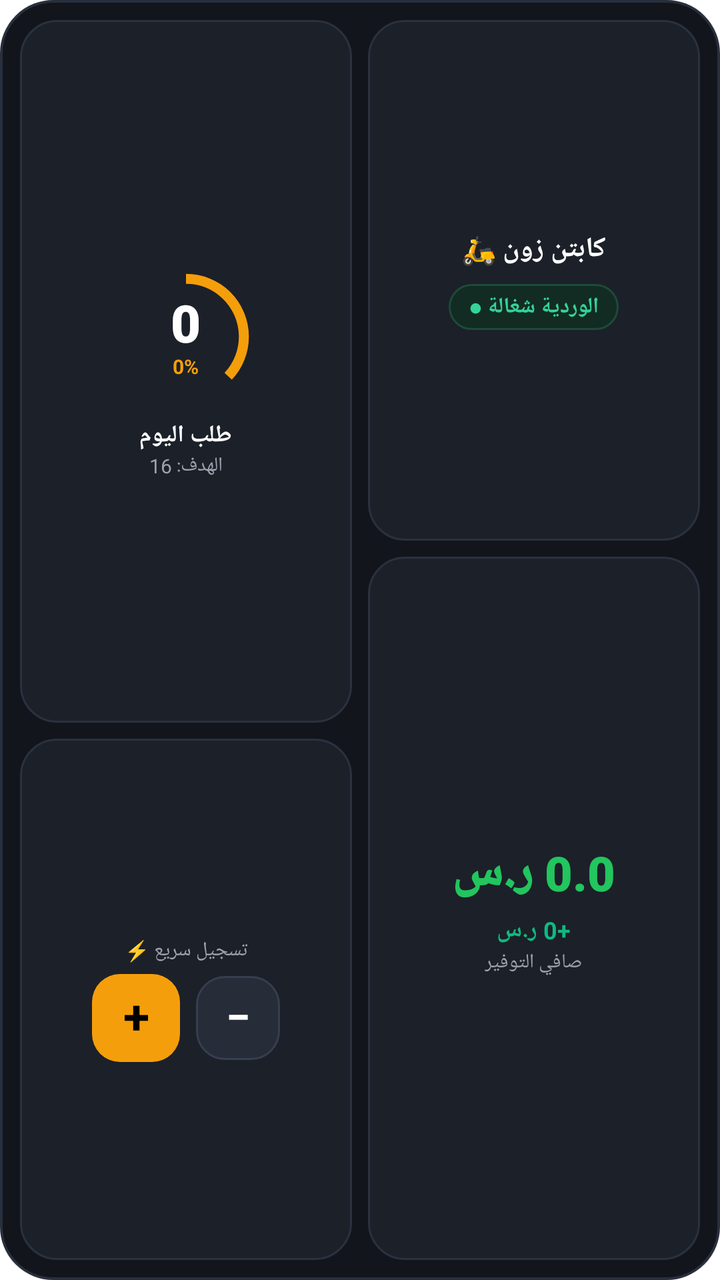
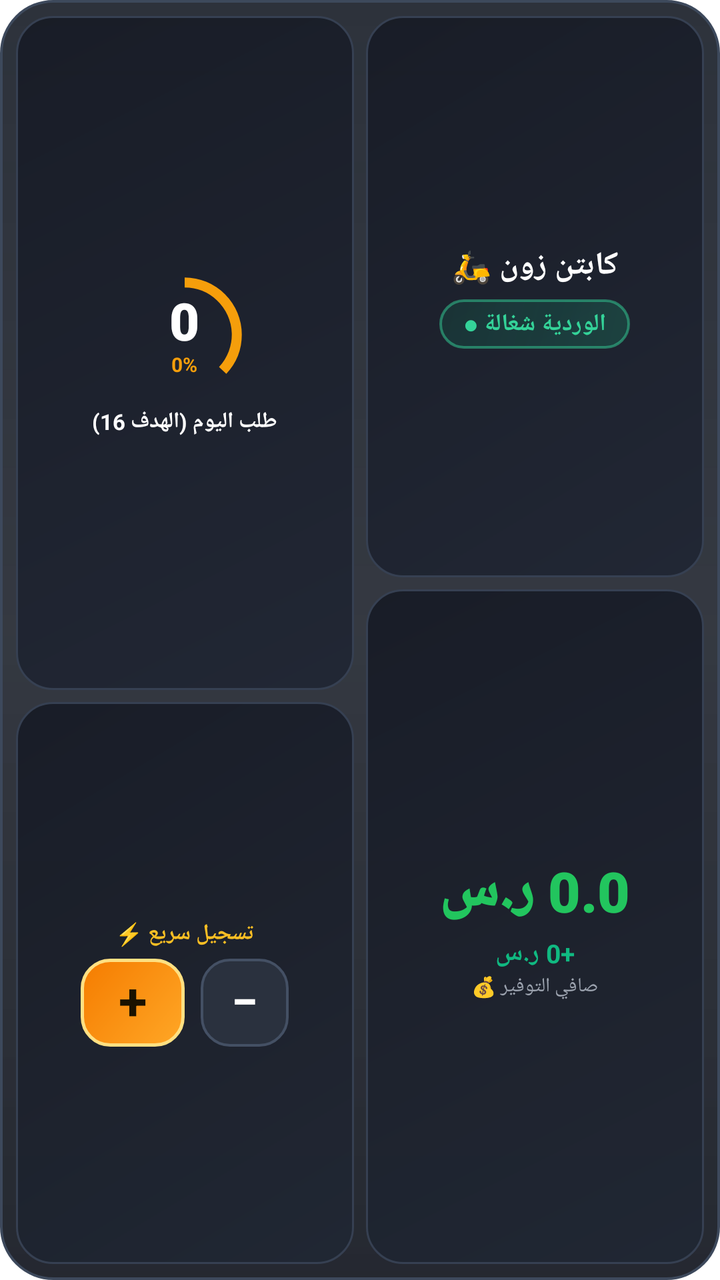

Before-and-after screenshots of an Android layout around one commit, followed by the original layout XML and the change that was made.
<!-- AndroidManifest.xml: fallback theme Theme.MaterialComponents.DayNight.NoActionBar -->
<!-- res/layout/order_widget.xml -->
<?xml version="1.0" encoding="utf-8"?>
<LinearLayout xmlns:android="http://schemas.android.com/apk/res/android"
    android:id="@+id/bento_widget_root"
    android:layout_width="match_parent"
    android:layout_height="match_parent"
    android:background="@drawable/bg_bento_container"
    android:orientation="horizontal"
    android:layoutDirection="ltr"
    android:padding="10dp">

    
    <LinearLayout
        android:id="@+id/bento_col_left"
        android:layout_width="0dp"
        android:layout_height="match_parent"
        android:layout_marginRight="8dp"
        android:layout_marginEnd="8dp"
        android:layout_weight="1"
        android:orientation="vertical">

        
        <LinearLayout
            android:id="@+id/bento_tile_ring"
            android:layout_width="match_parent"
            android:layout_height="0dp"
            android:layout_weight="1.35"
            android:background="@drawable/bg_bento_tile"
            android:gravity="center"
            android:orientation="vertical"
            android:padding="8dp">

            <FrameLayout
                android:layout_width="74dp"
                android:layout_height="74dp">

                <ProgressBar
                    android:id="@+id/pb_bento_ring"
                    style="?android:attr/progressBarStyleHorizontal"
                    android:layout_width="match_parent"
                    android:layout_height="match_parent"
                    android:indeterminate="false"
                    android:max="100"
                    android:progress="37"
                    android:progressDrawable="@drawable/ring_progress_amber" />

                <LinearLayout
                    android:layout_width="match_parent"
                    android:layout_height="match_parent"
                    android:gravity="center"
                    android:orientation="vertical">

                    <TextView
                        android:id="@+id/tv_bento_orders_count"
                        android:layout_width="wrap_content"
                        android:layout_height="wrap_content"
                        android:fontFamily="sans-serif-black"
                        android:includeFontPadding="false"
                        android:text="0"
                        android:textColor="@color/bento_text_primary"
                        android:textSize="26sp"
                        android:textStyle="bold" />

                    <TextView
                        android:id="@+id/tv_bento_progress_percent"
                        android:layout_width="wrap_content"
                        android:layout_height="wrap_content"
                        android:includeFontPadding="false"
                        android:text="0%"
                        android:textColor="@color/bento_amber"
                        android:textSize="10sp"
                        android:textStyle="bold" />
                </LinearLayout>
            </FrameLayout>

            <TextView
                android:layout_width="wrap_content"
                android:layout_height="wrap_content"
                android:layout_marginTop="4dp"
                android:fontFamily="sans-serif-medium"
                android:text="طلب اليوم"
                android:textColor="@color/bento_text_primary"
                android:textSize="12sp"
                android:textStyle="bold" />

            <TextView
                android:id="@+id/tv_bento_target_goal"
                android:layout_width="wrap_content"
                android:layout_height="wrap_content"
                android:text="الهدف: 16"
                android:textColor="@color/bento_text_secondary"
                android:textSize="10sp" />
        </LinearLayout>

        
        <LinearLayout
            android:id="@+id/bento_tile_actions"
            android:layout_width="match_parent"
            android:layout_height="0dp"
            android:layout_marginTop="8dp"
            android:layout_weight="1.0"
            android:background="@drawable/bg_bento_tile"
            android:gravity="center"
            android:orientation="vertical"
            android:padding="6dp">

            <TextView
                android:layout_width="wrap_content"
                android:layout_height="wrap_content"
                android:text="تسجيل سريع ⚡"
                android:textColor="@color/bento_text_secondary"
                android:textSize="10sp" />

            <LinearLayout
                android:layout_width="wrap_content"
                android:layout_height="wrap_content"
                android:layout_marginTop="5dp"
                android:gravity="center_vertical"
                android:orientation="horizontal">

                <TextView
                    android:id="@+id/btn_bento_increment"
                    android:layout_width="44dp"
                    android:layout_height="44dp"
                    android:background="@drawable/btn_bento_plus"
                    android:gravity="center"
                    android:includeFontPadding="false"
                    android:text="+"
                    android:textColor="#000000"
                    android:textSize="24sp"
                    android:textStyle="bold" />

                <TextView
                    android:id="@+id/btn_bento_decrement"
                    android:layout_width="42dp"
                    android:layout_height="42dp"
                    android:layout_marginLeft="8dp"
                    android:layout_marginStart="8dp"
                    android:background="@drawable/btn_bento_minus"
                    android:gravity="center"
                    android:includeFontPadding="false"
                    android:text="−"
                    android:textColor="@color/bento_text_primary"
                    android:textSize="22sp"
                    android:textStyle="bold" />
            </LinearLayout>
        </LinearLayout>
    </LinearLayout>

    
    <LinearLayout
        android:id="@+id/bento_col_right"
        android:layout_width="0dp"
        android:layout_height="match_parent"
        android:layout_weight="1"
        android:orientation="vertical">

        
        <LinearLayout
            android:id="@+id/bento_tile_header"
            android:layout_width="match_parent"
            android:layout_height="0dp"
            android:layout_weight="1.0"
            android:background="@drawable/bg_bento_tile"
            android:gravity="center"
            android:orientation="vertical"
            android:padding="8dp">

            <TextView
                android:layout_width="wrap_content"
                android:layout_height="wrap_content"
                android:fontFamily="sans-serif-bold"
                android:text="كابتن زون 🛵"
                android:textColor="@color/bento_text_primary"
                android:textSize="14sp"
                android:textStyle="bold" />

            <TextView
                android:id="@+id/tv_bento_shift_status"
                android:layout_width="wrap_content"
                android:layout_height="wrap_content"
                android:layout_marginTop="8dp"
                android:background="@drawable/bg_bento_shift_pill"
                android:paddingLeft="10dp"
                android:paddingRight="10dp"
                android:paddingTop="4dp"
                android:paddingBottom="4dp"
                android:text="الوردية شغالة ●"
                android:textColor="@color/bento_pill_text"
                android:textSize="11sp"
                android:textStyle="bold" />
        </LinearLayout>

        
        <LinearLayout
            android:id="@+id/bento_tile_earnings"
            android:layout_width="match_parent"
            android:layout_height="0dp"
            android:layout_marginTop="8dp"
            android:layout_weight="1.35"
            android:background="@drawable/bg_bento_tile"
            android:gravity="center"
            android:orientation="vertical"
            android:padding="8dp">

            <TextView
                android:id="@+id/tv_bento_today_income"
                android:layout_width="wrap_content"
                android:layout_height="wrap_content"
                android:fontFamily="sans-serif-black"
                android:includeFontPadding="false"
                android:text="0.0 ر.س"
                android:textColor="@color/bento_green_earnings"
                android:textSize="24sp"
                android:textStyle="bold" />

            <TextView
                android:id="@+id/tv_bento_total_savings"
                android:layout_width="wrap_content"
                android:layout_height="wrap_content"
                android:layout_marginTop="4dp"
                android:text="+0 ر.س"
                android:textColor="@color/bento_green_savings"
                android:textSize="12sp"
                android:textStyle="bold" />

            <TextView
                android:layout_width="wrap_content"
                android:layout_height="wrap_content"
                android:layout_marginTop="1dp"
                android:text="صافي التوفير"
                android:textColor="@color/bento_text_secondary"
                android:textSize="10sp" />
        </LinearLayout>
    </LinearLayout>
</LinearLayout>
<!-- resources referenced by this layout -->
<resources>
  <color name="bento_amber">#F59E0B</color>
  <color name="bento_green_earnings">#22C55E</color>
  <color name="bento_green_savings">#10B981</color>
  <color name="bento_pill_text">#34D399</color>
  <color name="bento_text_primary">#FFFFFF</color>
  <color name="bento_text_secondary">#9CA3AF</color>
  <!-- drawable bg_bento_container (drawable) -->
  <?xml version="1.0" encoding="utf-8"?>
  <shape xmlns:android="http://schemas.android.com/apk/res/android"
      android:shape="rectangle">
      <solid android:color="@color/bento_container_bg" />
      <corners android:radius="26dp" />
      <stroke
          android:width="1.2dp"
          android:color="@color/bento_container_border" />
  </shape>
  <!-- drawable bg_bento_shift_pill (drawable) -->
  <?xml version="1.0" encoding="utf-8"?>
  <shape xmlns:android="http://schemas.android.com/apk/res/android"
      android:shape="rectangle">
      <solid android:color="@color/bento_pill_bg" />
      <corners android:radius="14dp" />
      <stroke
          android:width="1dp"
          android:color="@color/bento_pill_border" />
  </shape>
  <!-- drawable bg_bento_tile (drawable) -->
  <?xml version="1.0" encoding="utf-8"?>
  <shape xmlns:android="http://schemas.android.com/apk/res/android"
      android:shape="rectangle">
      <solid android:color="@color/bento_tile_bg" />
      <corners android:radius="18dp" />
      <stroke
          android:width="1dp"
          android:color="@color/bento_tile_border" />
  </shape>
  <!-- drawable btn_bento_minus (drawable) -->
  <?xml version="1.0" encoding="utf-8"?>
  <shape xmlns:android="http://schemas.android.com/apk/res/android"
      android:shape="rectangle">
      <solid android:color="@color/bento_btn_minus_bg" />
      <corners android:radius="14dp" />
      <stroke
          android:width="1dp"
          android:color="@color/bento_btn_minus_border" />
  </shape>
  <!-- drawable btn_bento_plus (drawable) -->
  <?xml version="1.0" encoding="utf-8"?>
  <shape xmlns:android="http://schemas.android.com/apk/res/android"
      android:shape="rectangle">
      <solid android:color="@color/bento_btn_plus" />
      <corners android:radius="14dp" />
  </shape>
  <!-- drawable ring_progress_amber (drawable) -->
  <?xml version="1.0" encoding="utf-8"?>
  <rotate xmlns:android="http://schemas.android.com/apk/res/android"
      android:fromDegrees="270"
      android:toDegrees="270">
      <shape
          android:innerRadiusRatio="2.8"
          android:shape="ring"
          android:thickness="5dp"
          android:useLevel="true">
          <gradient
              android:centerColor="@color/bento_amber"
              android:endColor="@color/bento_amber_light"
              android:startColor="@color/bento_amber"
              android:type="sweep" />
      </shape>
  </rotate>
  <color name="bento_container_bg">#12151B</color>
  <color name="bento_container_border">#282F3D</color>
  <color name="bento_pill_bg">#122C23</color>
  <color name="bento_pill_border">#1D4A3A</color>
  <color name="bento_tile_bg">#1C2029</color>
  <color name="bento_tile_border">#2A313F</color>
  <color name="bento_btn_minus_bg">#262C38</color>
  <color name="bento_btn_minus_border">#373E4F</color>
  <color name="bento_btn_plus">#F59E0B</color>
  <color name="bento_amber_light">#FBBF24</color>
</resources>

<!-- the commit's change to res/layout/order_widget.xml (unified diff, before → after) -->
@@ -6,15 +6,15 @@
     android:background="@drawable/bg_bento_container"
     android:orientation="horizontal"
     android:layoutDirection="ltr"
-    android:padding="10dp">
+    android:padding="8dp">
 
     
     <LinearLayout
         android:id="@+id/bento_col_left"
         android:layout_width="0dp"
         android:layout_height="match_parent"
-        android:layout_marginRight="8dp"
-        android:layout_marginEnd="8dp"
+        android:layout_marginRight="6dp"
+        android:layout_marginEnd="6dp"
         android:layout_weight="1"
         android:orientation="vertical">
 
@@ -23,15 +23,15 @@
             android:id="@+id/bento_tile_ring"
             android:layout_width="match_parent"
             android:layout_height="0dp"
-            android:layout_weight="1.35"
-            android:background="@drawable/bg_bento_tile"
-            android:gravity="center"
-            android:orientation="vertical"
-            android:padding="8dp">
+            android:layout_weight="1.2"
+            android:background="@drawable/bg_bento_tile"
+            android:gravity="center"
+            android:orientation="vertical"
+            android:padding="6dp">
 
             <FrameLayout
-                android:layout_width="74dp"
-                android:layout_height="74dp">
+                android:layout_width="66dp"
+                android:layout_height="66dp">
 
                 <ProgressBar
                     android:id="@+id/pb_bento_ring"
@@ -73,22 +73,15 @@
             </FrameLayout>
 
             <TextView
-                android:layout_width="wrap_content"
-                android:layout_height="wrap_content"
-                android:layout_marginTop="4dp"
-                android:fontFamily="sans-serif-medium"
-                android:text="طلب اليوم"
+                android:id="@+id/tv_bento_target_goal"
+                android:layout_width="wrap_content"
+                android:layout_height="wrap_content"
+                android:layout_marginTop="3dp"
+                android:includeFontPadding="false"
+                android:text="طلب اليوم (الهدف 16)"
                 android:textColor="@color/bento_text_primary"
-                android:textSize="12sp"
-                android:textStyle="bold" />
-
-            <TextView
-                android:id="@+id/tv_bento_target_goal"
-                android:layout_width="wrap_content"
-                android:layout_height="wrap_content"
-                android:text="الهدف: 16"
-                android:textColor="@color/bento_text_secondary"
-                android:textSize="10sp" />
+                android:textSize="11sp"
+                android:textStyle="bold" />
         </LinearLayout>
 
         
@@ -96,7 +89,7 @@
             android:id="@+id/bento_tile_actions"
             android:layout_width="match_parent"
             android:layout_height="0dp"
-            android:layout_marginTop="8dp"
+            android:layout_marginTop="6dp"
             android:layout_weight="1.0"
             android:background="@drawable/bg_bento_tile"
             android:gravity="center"
@@ -107,8 +100,9 @@
                 android:layout_width="wrap_content"
                 android:layout_height="wrap_content"
                 android:text="تسجيل سريع ⚡"
-                android:textColor="@color/bento_text_secondary"
-                android:textSize="10sp" />
+                android:textColor="@color/bento_amber_light"
+                android:textSize="11sp"
+                android:textStyle="bold" />
 
             <LinearLayout
                 android:layout_width="wrap_content"
@@ -119,20 +113,20 @@
 
                 <TextView
                     android:id="@+id/btn_bento_increment"
-                    android:layout_width="44dp"
+                    android:layout_width="52dp"
                     android:layout_height="44dp"
                     android:background="@drawable/btn_bento_plus"
                     android:gravity="center"
                     android:includeFontPadding="false"
                     android:text="+"
-                    android:textColor="#000000"
-                    android:textSize="24sp"
+                    android:textColor="#1A1200"
+                    android:textSize="26sp"
                     android:textStyle="bold" />
 
                 <TextView
                     android:id="@+id/btn_bento_decrement"
-                    android:layout_width="42dp"
-                    android:layout_height="42dp"
+                    android:layout_width="44dp"
+                    android:layout_height="44dp"
                     android:layout_marginLeft="8dp"
                     android:layout_marginStart="8dp"
                     android:background="@drawable/btn_bento_minus"
@@ -140,7 +134,7 @@
                     android:includeFontPadding="false"
                     android:text="−"
                     android:textColor="@color/bento_text_primary"
-                    android:textSize="22sp"
+                    android:textSize="24sp"
                     android:textStyle="bold" />
             </LinearLayout>
         </LinearLayout>
@@ -163,7 +157,7 @@
             android:background="@drawable/bg_bento_tile"
             android:gravity="center"
             android:orientation="vertical"
-            android:padding="8dp">
+            android:padding="6dp">
 
             <TextView
                 android:layout_width="wrap_content"
@@ -171,22 +165,22 @@
                 android:fontFamily="sans-serif-bold"
                 android:text="كابتن زون 🛵"
                 android:textColor="@color/bento_text_primary"
-                android:textSize="14sp"
+                android:textSize="16sp"
                 android:textStyle="bold" />
 
             <TextView
                 android:id="@+id/tv_bento_shift_status"
                 android:layout_width="wrap_content"
                 android:layout_height="wrap_content"
-                android:layout_marginTop="8dp"
+                android:layout_marginTop="6dp"
                 android:background="@drawable/bg_bento_shift_pill"
-                android:paddingLeft="10dp"
-                android:paddingRight="10dp"
+                android:paddingLeft="12dp"
+                android:paddingRight="12dp"
                 android:paddingTop="4dp"
                 android:paddingBottom="4dp"
                 android:text="الوردية شغالة ●"
                 android:textColor="@color/bento_pill_text"
-                android:textSize="11sp"
+                android:textSize="12sp"
                 android:textStyle="bold" />
         </LinearLayout>
 
@@ -195,12 +189,12 @@
             android:id="@+id/bento_tile_earnings"
             android:layout_width="match_parent"
             android:layout_height="0dp"
-            android:layout_marginTop="8dp"
-            android:layout_weight="1.35"
-            android:background="@drawable/bg_bento_tile"
-            android:gravity="center"
-            android:orientation="vertical"
-            android:padding="8dp">
+            android:layout_marginTop="6dp"
+            android:layout_weight="1.2"
+            android:background="@drawable/bg_bento_tile"
+            android:gravity="center"
+            android:orientation="vertical"
+            android:padding="6dp">
 
             <TextView
                 android:id="@+id/tv_bento_today_income"
@@ -210,24 +204,24 @@
                 android:includeFontPadding="false"
                 android:text="0.0 ر.س"
                 android:textColor="@color/bento_green_earnings"
-                android:textSize="24sp"
+                android:textSize="28sp"
                 android:textStyle="bold" />
 
             <TextView
                 android:id="@+id/tv_bento_total_savings"
                 android:layout_width="wrap_content"
                 android:layout_height="wrap_content"
-                android:layout_marginTop="4dp"
+                android:layout_marginTop="3dp"
                 android:text="+0 ر.س"
                 android:textColor="@color/bento_green_savings"
-                android:textSize="12sp"
+                android:textSize="13sp"
                 android:textStyle="bold" />
 
             <TextView
                 android:layout_width="wrap_content"
                 android:layout_height="wrap_content"
                 android:layout_marginTop="1dp"
-                android:text="صافي التوفير"
+                android:text="صافي التوفير 💰"
                 android:textColor="@color/bento_text_secondary"
                 android:textSize="10sp" />
         </LinearLayout>
<!-- resource entries referenced after the edit -->
@@ -10,48 +10,64 @@
   <?xml version="1.0" encoding="utf-8"?>
   <shape xmlns:android="http://schemas.android.com/apk/res/android"
       android:shape="rectangle">
-      <solid android:color="@color/bento_container_bg" />
       <corners android:radius="26dp" />
+      <gradient
+          android:startColor="#E6161C26"
+          android:centerColor="#D9111620"
+          android:endColor="#E60D111A"
+          android:angle="270" />
       <stroke
           android:width="1.2dp"
-          android:color="@color/bento_container_border" />
+          android:color="#3D495C" />
   </shape>
   <!-- drawable bg_bento_shift_pill (drawable) -->
   <?xml version="1.0" encoding="utf-8"?>
   <shape xmlns:android="http://schemas.android.com/apk/res/android"
       android:shape="rectangle">
-      <solid android:color="@color/bento_pill_bg" />
       <corners android:radius="14dp" />
+      <gradient
+          android:startColor="#3310B981"
+          android:endColor="#26059669"
+          android:angle="135" />
       <stroke
-          android:width="1dp"
-          android:color="@color/bento_pill_border" />
+          android:width="1.2dp"
+          android:color="#8034D399" />
   </shape>
   <!-- drawable bg_bento_tile (drawable) -->
   <?xml version="1.0" encoding="utf-8"?>
   <shape xmlns:android="http://schemas.android.com/apk/res/android"
       android:shape="rectangle">
-      <solid android:color="@color/bento_tile_bg" />
       <corners android:radius="18dp" />
+      <gradient
+          android:startColor="#F2202633"
+          android:endColor="#F2171B25"
+          android:angle="135" />
       <stroke
           android:width="1dp"
-          android:color="@color/bento_tile_border" />
+          android:color="#364052" />
   </shape>
   <!-- drawable btn_bento_minus (drawable) -->
   <?xml version="1.0" encoding="utf-8"?>
   <shape xmlns:android="http://schemas.android.com/apk/res/android"
       android:shape="rectangle">
-      <solid android:color="@color/bento_btn_minus_bg" />
       <corners android:radius="14dp" />
+      <solid android:color="#2A313E" />
       <stroke
-          android:width="1dp"
-          android:color="@color/bento_btn_minus_border" />
+          android:width="1.2dp"
+          android:color="#445064" />
   </shape>
   <!-- drawable btn_bento_plus (drawable) -->
   <?xml version="1.0" encoding="utf-8"?>
   <shape xmlns:android="http://schemas.android.com/apk/res/android"
       android:shape="rectangle">
-      <solid android:color="@color/bento_btn_plus" />
       <corners android:radius="14dp" />
+      <gradient
+          android:startColor="#FFA726"
+          android:endColor="#F57C00"
+          android:angle="135" />
+      <stroke
+          android:width="1.5dp"
+          android:color="#FFE082" />
   </shape>
   <!-- drawable ring_progress_amber (drawable) -->
   <?xml version="1.0" encoding="utf-8"?>
@@ -70,15 +86,6 @@
               android:type="sweep" />
       </shape>
   </rotate>
-  <color name="bento_container_bg">#12151B</color>
-  <color name="bento_container_border">#282F3D</color>
-  <color name="bento_pill_bg">#122C23</color>
-  <color name="bento_pill_border">#1D4A3A</color>
-  <color name="bento_tile_bg">#1C2029</color>
-  <color name="bento_tile_border">#2A313F</color>
-  <color name="bento_btn_minus_bg">#262C38</color>
-  <color name="bento_btn_minus_border">#373E4F</color>
-  <color name="bento_btn_plus">#F59E0B</color>
   <color name="bento_amber_light">#FBBF24</color>
 </resources>
 
